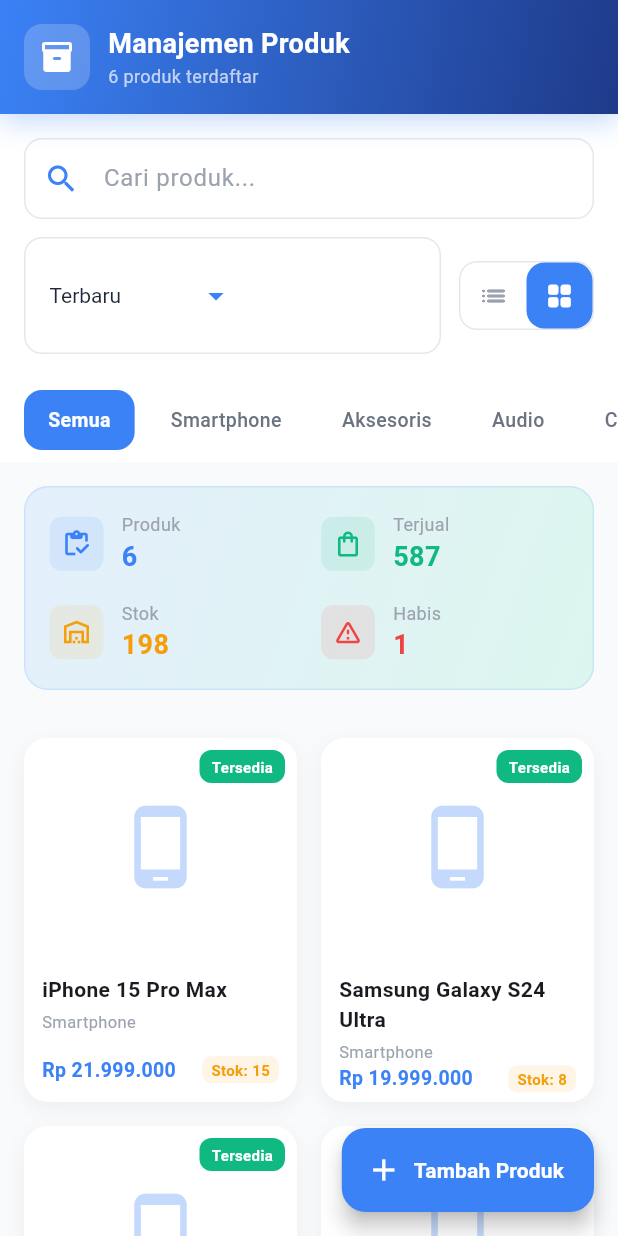
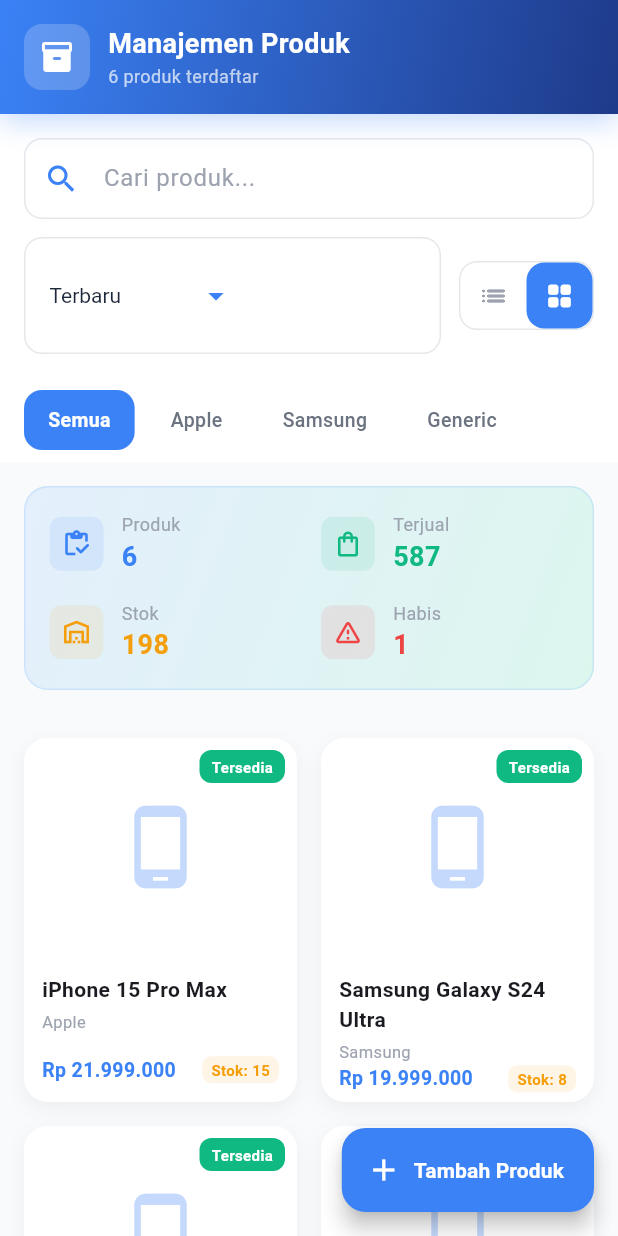
Before and after one commit to allzndd/mobile-posphone, a Flutter app: the ProdukScreen screen opened directly, after a tap on the "grid view" icon, on a phone screen of 412 x 824 dp. Run offline on Flutter 3.47's test engine with Material 3 defaults, Android fonts, the phone set to English and light mode, and no system bars; our stand-ins replace fl_chart, image_picker, shared_preferences; accounts and stored records are empty; network calls fail; Roboto replaces fonts that are missing (SF Pro Display).

Commit message:
Update produk_screen.dart

```diff
--- a/lib/produk/screens/produk_screen.dart
+++ b/lib/produk/screens/produk_screen.dart
@@ -18,14 +18,7 @@
   String _sortBy = 'Terbaru';
   bool _isGridView = false;
 
-  final List<String> _categories = [
-    'Semua',
-    'Smartphone',
-    'Aksesoris',
-    'Audio',
-    'Charger',
-    'Case',
-  ];
+  final List<String> _categories = ['Semua', 'Apple', 'Samsung', 'Generic'];
 
   final List<String> _sortOptions = [
     'Terbaru',
@@ -36,66 +29,129 @@
     'Stok Terbanyak',
   ];
 
-  // Sample product data
+  // Sample product data - Structure matched with web-posphone (pos_produk table)
+  // Fields: id, owner_id, pos_produk_merk_id, nama, slug, deskripsi, warna, penyimpanan,
+  // battery_health, harga_beli, harga_jual, biaya_tambahan, imei, aksesoris
   final List<Map<String, dynamic>> _products = [
     {
       'id': 1,
-      'name': 'iPhone 15 Pro Max',
-      'category': 'Smartphone',
-      'price': 21999000,
-      'stock': 15,
-      'sold': 45,
-      'image': 'https://via.placeholder.com/150',
+      'owner_id': 1,
+      'pos_produk_merk_id': 1, // Apple
+      'nama': 'iPhone 15 Pro Max',
+      'slug': 'iphone-15-pro-max',
+      'deskripsi': 'iPhone 15 Pro Max dengan chipset A17 Pro terbaru',
+      'warna': 'Titanium Black',
+      'penyimpanan': '256', // GB
+      'battery_health': '100', // %
+      'harga_beli': 18500000,
+      'harga_jual': 21999000,
+      'biaya_tambahan': [], // JSON array
+      'imei': '352015101234567',
+      'aksesoris': 'Charger, Cable, Box',
+      'stock': 15, // Calculated from pos_produk_stok
+      'sold': 45, // Calculated from transactions
+      'merk_nama': 'Apple', // From relationship
       'status': 'Tersedia',
     },
     {
       'id': 2,
-      'name': 'Samsung Galaxy S24 Ultra',
-      'category': 'Smartphone',
-      'price': 19999000,
+      'owner_id': 1,
+      'pos_produk_merk_id': 2, // Samsung
+      'nama': 'Samsung Galaxy S24 Ultra',
+      'slug': 'samsung-galaxy-s24-ultra',
+      'deskripsi': 'Samsung flagship dengan S Pen dan kamera 200MP',
+      'warna': 'Phantom Black',
+      'penyimpanan': '512',
+      'battery_health': '100',
+      'harga_beli': 16500000,
+      'harga_jual': 19999000,
+      'biaya_tambahan': [],
+      'imei': '352015201234567',
+      'aksesoris': 'Charger, Cable, S Pen',
       'stock': 8,
       'sold': 32,
-      'image': 'https://via.placeholder.com/150',
+      'merk_nama': 'Samsung',
       'status': 'Tersedia',
     },
     {
       'id': 3,
-      'name': 'AirPods Pro 2nd Gen',
-      'category': 'Audio',
-      'price': 3799000,
+      'owner_id': 1,
+      'pos_produk_merk_id': 1, // Apple
+      'nama': 'AirPods Pro 2nd Gen',
+      'slug': 'airpods-pro-2nd-gen',
+      'deskripsi':
+          'AirPods Pro generasi kedua dengan active noise cancellation',
+      'warna': 'White',
+      'penyimpanan': null,
+      'battery_health': null,
+      'harga_beli': 3200000,
+      'harga_jual': 3799000,
+      'biaya_tambahan': [],
+      'imei': null,
+      'aksesoris': 'Charging Case, Ear Tips',
       'stock': 25,
       'sold': 89,
-      'image': 'https://via.placeholder.com/150',
+      'merk_nama': 'Apple',
       'status': 'Tersedia',
     },
     {
       'id': 4,
-      'name': 'Case iPhone Clear',
-      'category': 'Case',
-      'price': 299000,
+      'owner_id': 1,
+      'pos_produk_merk_id': 1, // Apple
+      'nama': 'Case iPhone Clear',
+      'slug': 'case-iphone-clear',
+      'deskripsi': 'Case transparan resmi Apple dengan MagSafe',
+      'warna': 'Clear',
+      'penyimpanan': null,
+      'battery_health': null,
+      'harga_beli': 150000,
+      'harga_jual': 299000,
+      'biaya_tambahan': [],
+      'imei': null,
+      'aksesoris': null,
       'stock': 50,
       'sold': 120,
-      'image': 'https://via.placeholder.com/150',
+      'merk_nama': 'Apple',
       'status': 'Tersedia',
     },
     {
       'id': 5,
-      'name': 'Fast Charger 65W',
-      'category': 'Charger',
-      'price': 499000,
+      'owner_id': 1,
+      'pos_produk_merk_id': 3, // Generic
+      'nama': 'Fast Charger 65W',
+      'slug': 'fast-charger-65w',
+      'deskripsi': 'Charger cepat 65W universal dengan USB-C',
+      'warna': 'Black',
+      'penyimpanan': null,
+      'battery_health': null,
+      'harga_beli': 300000,
+      'harga_jual': 499000,
+      'biaya_tambahan': [],
+      'imei': null,
+      'aksesoris': 'Cable USB-C',
       'stock': 0,
       'sold': 67,
-      'image': 'https://via.placeholder.com/150',
+      'merk_nama': 'Generic',
       'status': 'Habis',
     },
     {
       'id': 6,
-      'name': 'Screen Protector Premium',
-      'category': 'Aksesoris',
-      'price': 149000,
+      'owner_id': 1,
+      'pos_produk_merk_id': 3, // Generic
+      'nama': 'Screen Protector Premium',
+      'slug': 'screen-protector-premium',
+      'deskripsi': 'Tempered glass premium 9H dengan coating anti fingerprint',
+      'warna': 'Clear',
+      'penyimpanan': null,
+      'battery_health': null,
+      'harga_beli': 75000,
+      'harga_jual': 149000,
+      'biaya_tambahan': [],
+      'imei': null,
+      'aksesoris': 'Cleaning Kit',
       'stock': 100,
       'sold': 234,
-      'image': 'https://via.placeholder.com/150',
+      'merk_nama': 'Generic',
       'status': 'Tersedia',
     },
   ];
@@ -115,29 +171,29 @@
   List<Map<String, dynamic>> get _filteredProducts {
     var filtered =
         _products.where((product) {
-          final matchesSearch = product['name']
+          final matchesSearch = product['nama']
               .toString()
               .toLowerCase()
               .contains(_searchQuery.toLowerCase());
           final matchesCategory =
               _selectedCategory == 'Semua' ||
-              product['category'] == _selectedCategory;
+              product['merk_nama'] == _selectedCategory;
           return matchesSearch && matchesCategory;
         }).toList();
 
     // Sorting
     switch (_sortBy) {
       case 'Nama A-Z':
-        filtered.sort((a, b) => a['name'].compareTo(b['name']));
+        filtered.sort((a, b) => a['nama'].compareTo(b['nama']));
         break;
       case 'Nama Z-A':
-        filtered.sort((a, b) => b['name'].compareTo(a['name']));
+        filtered.sort((a, b) => b['nama'].compareTo(a['nama']));
         break;
       case 'Harga Terendah':
-        filtered.sort((a, b) => a['price'].compareTo(b['price']));
+        filtered.sort((a, b) => a['harga_jual'].compareTo(b['harga_jual']));
         break;
       case 'Harga Tertinggi':
-        filtered.sort((a, b) => b['price'].compareTo(a['price']));
+        filtered.sort((a, b) => b['harga_jual'].compareTo(a['harga_jual']));
         break;
       case 'Stok Terbanyak':
         filtered.sort((a, b) => b['stock'].compareTo(a['stock']));
@@ -778,7 +834,7 @@
                     crossAxisAlignment: CrossAxisAlignment.start,
                     children: [
                       Text(
-                        product['name'],
+                        product['nama'],
                         style: const TextStyle(
                           fontWeight: FontWeight.bold,
                           fontSize: 14,
@@ -788,7 +844,7 @@
                       ),
                       const SizedBox(height: 4),
                       Text(
-                        product['category'],
+                        product['merk_nama'] ?? '-',
                         style: TextStyle(
                           fontSize: 11,
                           color: themeProvider.textTertiary,
@@ -800,7 +856,7 @@
                         children: [
                           Expanded(
                             child: Text(
-                              'Rp ${_formatPrice(product['price'])}',
+                              'Rp ${_formatPrice(product['harga_jual'])}',
                               style: TextStyle(
                                 color:
                                     context.read<ThemeProvider>().primaryMain,
@@ -893,7 +949,7 @@
                     crossAxisAlignment: CrossAxisAlignment.start,
                     children: [
                       Text(
-                        product['name'],
+                        product['nama'],
                         style: const TextStyle(
                           fontWeight: FontWeight.bold,
                           fontSize: 16,
@@ -903,7 +959,7 @@
                       ),
                       const SizedBox(height: 4),
                       Text(
-                        product['category'],
+                        product['merk_nama'] ?? '-',
                         style: TextStyle(
                           fontSize: 13,
                           color: themeProvider.textTertiary,
@@ -918,7 +974,7 @@
                             color: AppTheme.primaryMain,
                           ),
                           Text(
-                            'Rp ${_formatPrice(product['price'])}',
+                            'Rp ${_formatPrice(product['harga_jual'])}',
                             style: TextStyle(
                               color: context.read<ThemeProvider>().primaryMain,
                               fontWeight: FontWeight.bold,
@@ -1043,12 +1099,34 @@
                 crossAxisAlignment: CrossAxisAlignment.start,
                 mainAxisSize: MainAxisSize.min,
                 children: [
-                  _buildDetailRow('Nama', product['name']),
-                  _buildDetailRow('Kategori', product['category']),
+                  _buildDetailRow('Nama', product['nama']),
+                  _buildDetailRow('Brand/Merk', product['merk_nama'] ?? '-'),
+                  _buildDetailRow('Deskripsi', product['deskripsi'] ?? '-'),
+                  _buildDetailRow('Warna', product['warna'] ?? '-'),
                   _buildDetailRow(
-                    'Harga',
-                    'Rp ${_formatPrice(product['price'])}',
+                    'Storage',
+                    product['penyimpanan'] != null
+                        ? '${product['penyimpanan']} GB'
+                        : '-',
                   ),
+                  _buildDetailRow(
+                    'Battery Health',
+                    product['battery_health'] != null
+                        ? '${product['battery_health']}%'
+                        : '-',
+                  ),
+                  _buildDetailRow('IMEI', product['imei'] ?? '-'),
+                  _buildDetailRow('Aksesoris', product['aksesoris'] ?? '-'),
+                  const Divider(height: 20),
+                  _buildDetailRow(
+                    'Harga Beli',
+                    'Rp ${_formatPrice(product['harga_beli'])}',
+                  ),
+                  _buildDetailRow(
+                    'Harga Jual',
+                    'Rp ${_formatPrice(product['harga_jual'])}',
+                  ),
+                  const Divider(height: 20),
                   _buildDetailRow('Stok', '${product['stock']} unit'),
                   _buildDetailRow('Terjual', '${product['sold']} unit'),
                   _buildDetailRow('Status', product['status']),
@@ -1258,7 +1336,7 @@
                 const Text('Edit Produk'),
               ],
             ),
-            content: Text('Form edit untuk: ${product['name']}'),
+            content: Text('Form edit untuk: ${product['nama']}'),
             actions: [
               TextButton(
                 onPressed: () => Navigator.pop(context),
@@ -1299,7 +1377,7 @@
               ],
             ),
             content: Text(
-              'Apakah Anda yakin ingin menghapus "${product['name']}"?',
+              'Apakah Anda yakin ingin menghapus "${product['nama']}"?',
             ),
             actions: [
               TextButton(
@@ -1314,7 +1392,7 @@
                   Navigator.pop(context);
                   ScaffoldMessenger.of(context).showSnackBar(
                     SnackBar(
-                      content: Text('${product['name']} berhasil dihapus'),
+                      content: Text('${product['nama']} berhasil dihapus'),
                       backgroundColor: AppTheme.successColor,
                     ),
                   );
```
